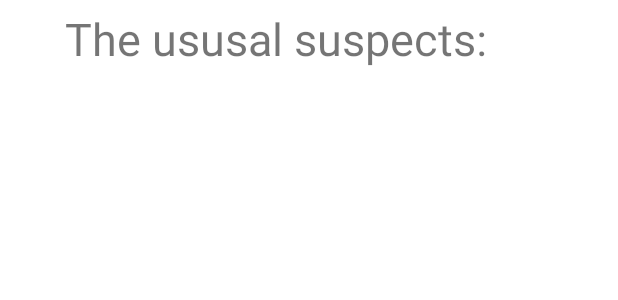
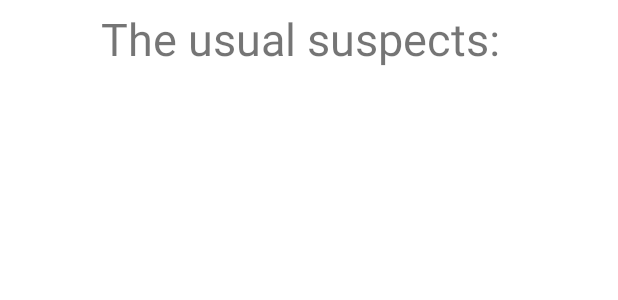
Before and after one commit to miguelbuiuach/ProyectoPBP, an Android app: the layout activity_main.xml on its own in the app's theme, with its tools: preview values and no code run, on a phone screen of 412 x 824 dp. Shown: the top 300 px of the screen. Run offline under Robolectric (Android 15) with nearby library versions, the light colour scheme and no system bars; network calls fail.

Commit message:
JSON, libraries and layout

```diff
--- a/UsualApp/app/build.gradle
+++ b/UsualApp/app/build.gradle
@@ -42,4 +42,6 @@ dependencies {
     testImplementation 'junit:junit:4.+'
     androidTestImplementation 'androidx.test.ext:junit:1.1.2'
     androidTestImplementation 'androidx.test.espresso:espresso-core:3.3.0'
+    implementation 'com.android.volley:volley:1.1.1'
+    implementation 'com.google.code.gson:gson:2.8.6'
 }
--- a/UsualApp/app/src/main/res/layout/activity_main.xml
+++ b/UsualApp/app/src/main/res/layout/activity_main.xml
@@ -24,12 +24,13 @@
 
                 <TextView
                     android:id="@+id/textView3"
-                    android:layout_width="wrap_content"
+                    android:layout_width="268dp"
                     android:layout_height="wrap_content"
                     android:layout_marginStart="32dp"
                     android:layout_marginTop="5dp"
-                    android:layout_marginEnd="64dp"
-                    android:text="The ususal suspects:"
+                    android:layout_marginEnd="32dp"
+                    android:text="The usual suspects:"
+                    android:textAlignment="center"
                     android:textSize="30sp"
                     app:layout_constraintEnd_toEndOf="parent"
                     app:layout_constraintStart_toStartOf="parent"
```
Also changed, not shown: UsualApp/app/src/main/java/mx/uach/usualapp/MainActivity.kt (+17 -0 lines).
